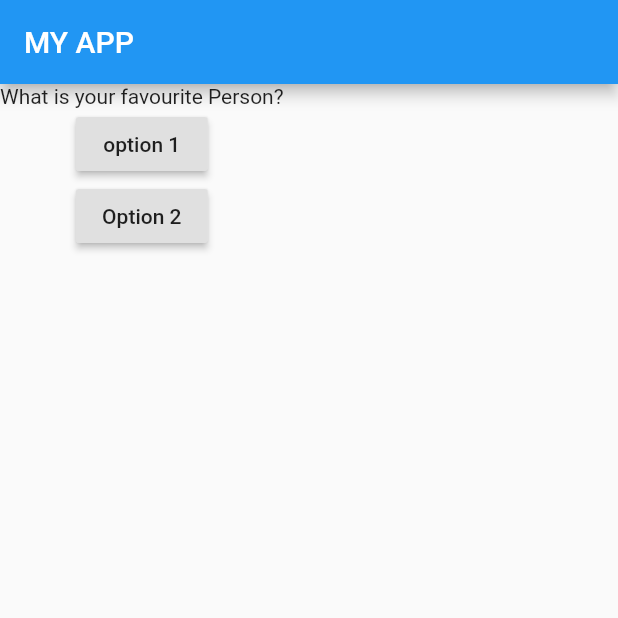
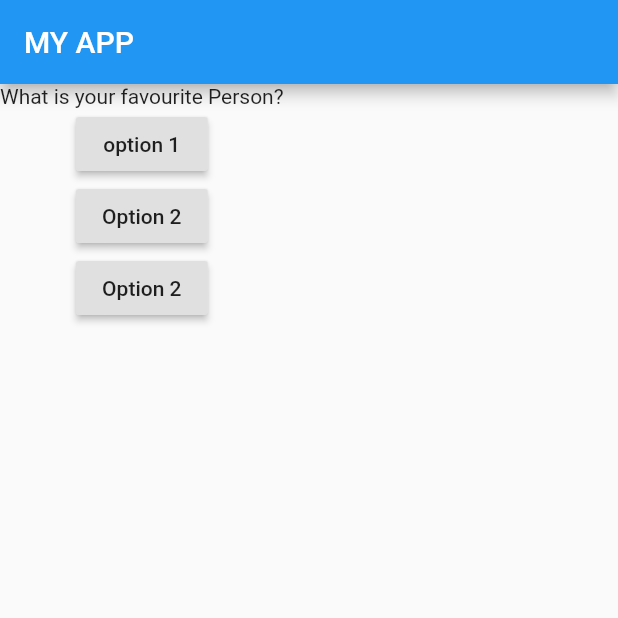
Before and after one commit to kumol/QuizAppFlutter, a Flutter app: the screen it shows after launch, on a phone screen of 412 x 824 dp, the top half of it. Run offline on Flutter 3.47's test engine with Material 2 defaults, Android fonts, the phone set to English and light mode, and no system bars.

Commit message:
little changes

```diff
--- a/lib/main.dart
+++ b/lib/main.dart
@@ -42,6 +42,10 @@ class _MyAppState extends State<MyApp> {
             RaisedButton(
               child: Text("Option 2"),
               onPressed: () => print("clicked one"),
+            ),
+            RaisedButton(
+              child: Text("Option 2"),
+              onPressed: action,
             )
           ],
         ),
```
